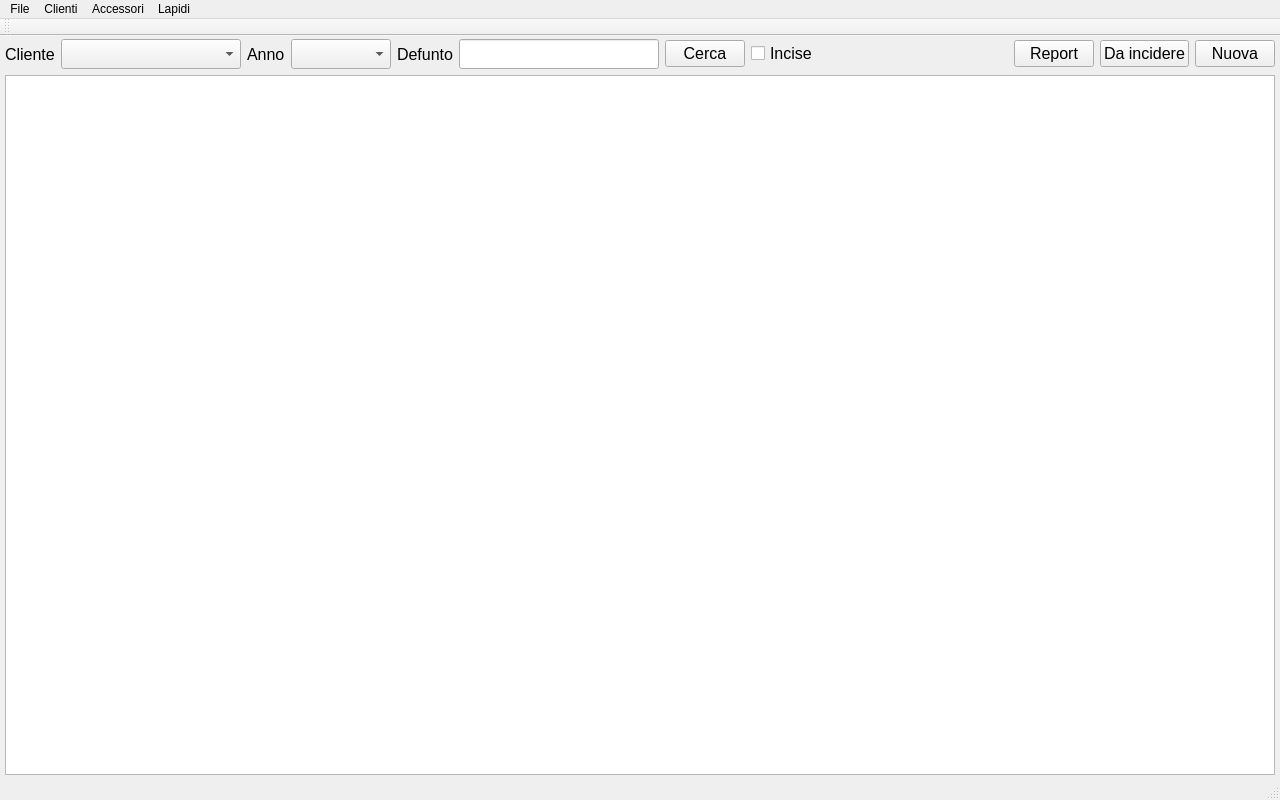
Above: funeraria.ui from LuigiCaradonna/funeraria before the change. Below: the same form after it.
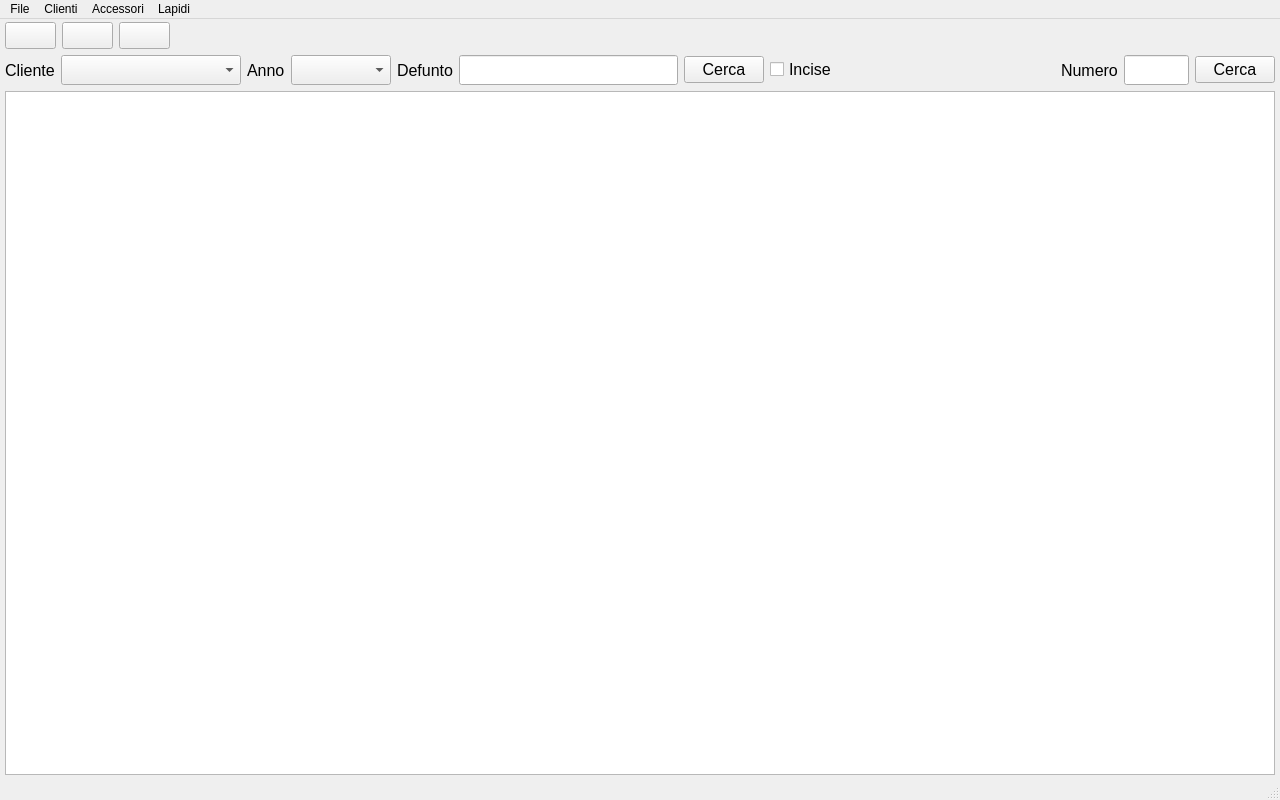
That is the form after the change. Icons and pictures are not drawn.

Commit message: Search by progressive feature added

What changed in the file:
```diff
--- a/funeraria.ui
+++ b/funeraria.ui
@@ -44,6 +44,77 @@
       <property name="bottomMargin">
        <number>3</number>
       </property>
+      <item>
+       <layout class="QHBoxLayout" name="btnBar">
+        <item>
+         <widget class="QPushButton" name="btnReport">
+          <property name="font">
+           <font>
+            <pointsize>12</pointsize>
+           </font>
+          </property>
+          <property name="toolTip">
+           <string>Report</string>
+          </property>
+          <property name="text">
+           <string/>
+          </property>
+          <property name="icon">
+           <iconset theme="QIcon::ThemeIcon::DocumentPageSetup"/>
+          </property>
+         </widget>
+        </item>
+        <item>
+         <widget class="QPushButton" name="btnToEngrave">
+          <property name="font">
+           <font>
+            <pointsize>12</pointsize>
+           </font>
+          </property>
+          <property name="toolTip">
+           <string>Da incidere</string>
+          </property>
+          <property name="text">
+           <string/>
+          </property>
+          <property name="icon">
+           <iconset theme="QIcon::ThemeIcon::MailMessageNew"/>
+          </property>
+         </widget>
+        </item>
+        <item>
+         <widget class="QPushButton" name="btnNewTomb">
+          <property name="font">
+           <font>
+            <pointsize>12</pointsize>
+           </font>
+          </property>
+          <property name="toolTip">
+           <string>Nuova lapide</string>
+          </property>
+          <property name="text">
+           <string/>
+          </property>
+          <property name="icon">
+           <iconset theme="QIcon::ThemeIcon::ListAdd"/>
+          </property>
+         </widget>
+        </item>
+        <item>
+         <spacer name="horizontalSpacer_2">
+          <property name="orientation">
+           <enum>Qt::Orientation::Horizontal</enum>
+          </property>
+          <property name="sizeHint" stdset="0">
+           <size>
+            <width>40</width>
+            <height>20</height>
+           </size>
+          </property>
+         </spacer>
+        </item>
+       </layout>
+      </item>
       <item>
        <layout class="QHBoxLayout" name="topHContainer">
         <item>
@@ -222,31 +293,52 @@
          </spacer>
         </item>
         <item>
-         <widget class="QPushButton" name="btnReport">
+         <widget class="QLabel" name="lblSearchByProgressive">
+          <property name="minimumSize">
+           <size>
+            <width>0</width>
+            <height>30</height>
+           </size>
+          </property>
+          <property name="maximumSize">
+           <size>
+            <width>16777215</width>
+            <height>30</height>
+           </size>
+          </property>
           <property name="font">
            <font>
             <pointsize>12</pointsize>
            </font>
           </property>
           <property name="text">
-           <string>Report</string>
+           <string>Numero</string>
           </property>
          </widget>
         </item>
         <item>
-         <widget class="QPushButton" name="btnToEngrave">
+         <widget class="QLineEdit" name="leSearchByProgressive">
+          <property name="minimumSize">
+           <size>
+            <width>65</width>
+            <height>30</height>
+           </size>
+          </property>
+          <property name="maximumSize">
+           <size>
+            <width>65</width>
+            <height>30</height>
+           </size>
+          </property>
           <property name="font">
            <font>
             <pointsize>12</pointsize>
            </font>
           </property>
-          <property name="text">
-           <string>Da incidere</string>
-          </property>
          </widget>
         </item>
         <item>
-         <widget class="QPushButton" name="btnNewTomb">
+         <widget class="QPushButton" name="btnSearchByProgressive">
           <property name="font">
            <font>
             <pointsize>12</pointsize>
@@ -256,7 +348,7 @@
            <string>Nuova lapide</string>
           </property>
           <property name="text">
-           <string>Nuova</string>
+           <string>Cerca</string>
           </property>
          </widget>
         </item>
@@ -266,6 +358,11 @@
        <layout class="QHBoxLayout" name="mainHContainer">
         <item>
          <widget class="QTableWidget" name="tableWidget">
+          <property name="font">
+           <font>
+            <pointsize>9</pointsize>
+           </font>
+          </property>
           <property name="mouseTracking">
            <bool>true</bool>
           </property>
@@ -358,14 +455,6 @@
    <addaction name="menuAccessories"/>
    <addaction name="menuLapidi"/>
   </widget>
-  <widget class="QToolBar" name="mainToolBar">
-   <attribute name="toolBarArea">
-    <enum>TopToolBarArea</enum>
-   </attribute>
-   <attribute name="toolBarBreak">
-    <bool>false</bool>
-   </attribute>
-  </widget>
   <widget class="QStatusBar" name="statusBar"/>
   <action name="actionFNew">
    <property name="text">
```
Left out of the diff: 3 changed lines with no effect on the pictures. The commit also changes 2 other files.
